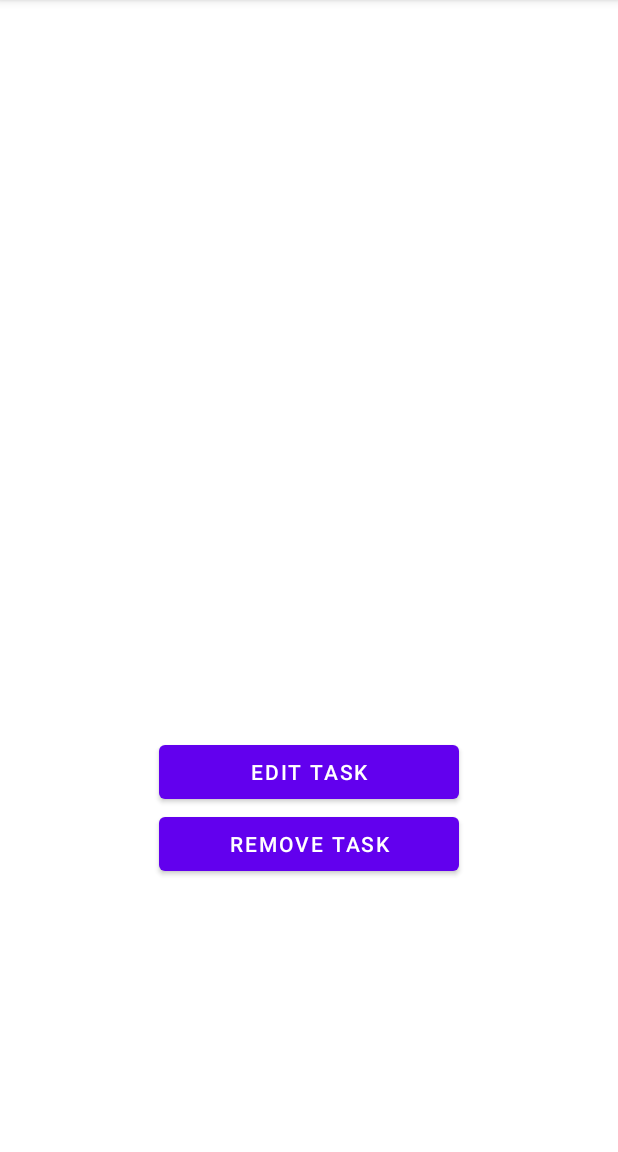
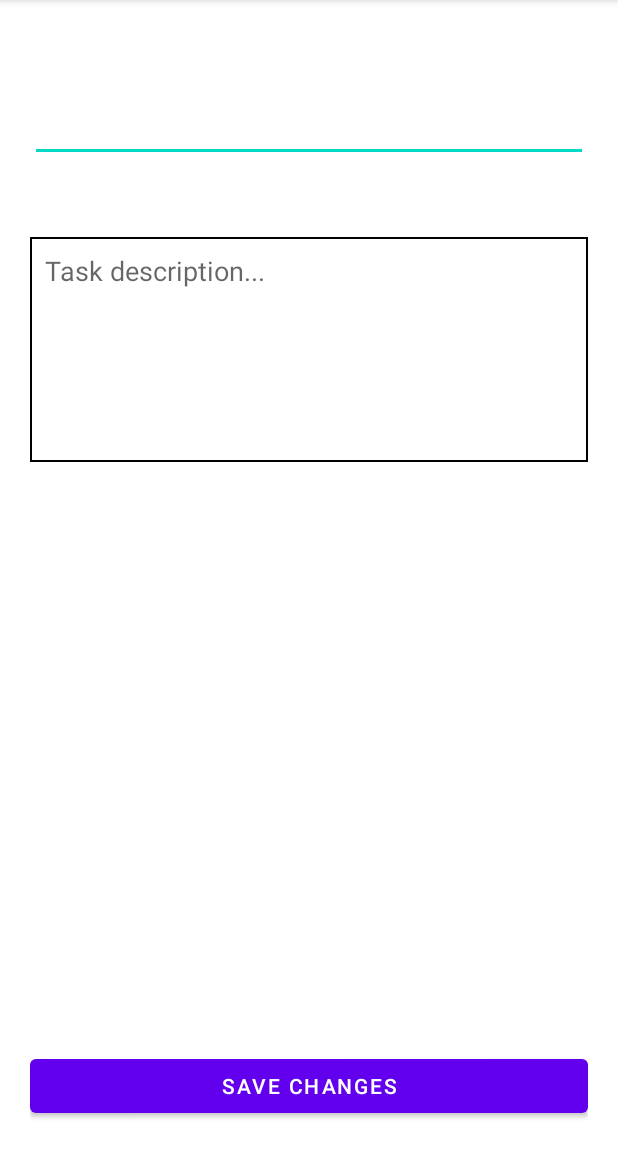
Before and after one commit to EdbertJunus/ToDo---Mobile, an Android app: the TaskDetailActivity screen opened directly, with no data from a screen before it, after a tap on "EDIT TASK", on a phone screen of 412 x 824 dp, the part 84-1236 px from its top. Run offline under Robolectric (Android 15) with nearby library versions, the phone set to English and light mode, and no system bars; 3 statements that could not run were skipped.

Commit message:
feat: task

```diff
--- a/app/src/main/AndroidManifest.xml
+++ b/app/src/main/AndroidManifest.xml
@@ -9,7 +9,8 @@
         android:roundIcon="@mipmap/ic_launcher_round"
         android:supportsRtl="true"
         android:theme="@style/Theme.ToDoMobile">
-        <activity android:name=".TaskDetailActivity"></activity>
+        <activity android:name=".EditTaskActivity"></activity>
+        <activity android:name=".TaskDetailActivity" />
         <activity android:name=".AddTaskActivity" />
         <activity android:name=".TaskActivity" />
         <activity
--- /dev/null
+++ b/app/src/main/java/com/example/todomobile/EditTaskActivity.java
@@ -0,0 +1,127 @@
+package com.example.todomobile;
+
+import androidx.appcompat.app.AppCompatActivity;
+
+import android.app.DatePickerDialog;
+import android.app.TimePickerDialog;
+import android.content.Intent;
+import android.os.Bundle;
+import android.text.format.DateFormat;
+import android.view.View;
+import android.widget.Button;
+import android.widget.DatePicker;
+import android.widget.EditText;
+import android.widget.TextView;
+import android.widget.TimePicker;
+import android.widget.Toast;
+
+import com.example.todomobile.model.TaskItem;
+
+import java.util.Calendar;
+
+import static com.example.todomobile.model.GlobalVariable.taskList;
+
+public class EditTaskActivity extends AppCompatActivity {
+    private EditText etTaskName, etTaskDesc;
+    private TextView tvDate, tvTime;
+    private Button btnSaveChanges;
+
+    private String date = "";
+    private String time = "";
+    private int myHour = 0;
+    private int myMinute = 0;
+
+    @Override
+    protected void onCreate(Bundle savedInstanceState) {
+        super.onCreate(savedInstanceState);
+        setContentView(R.layout.activity_edit_task);
+
+        init();
+    }
+
+    public void init() {
+        etTaskName = findViewById(R.id.editTask_et_taskName);
+        etTaskDesc = findViewById(R.id.editTask_et_taskDesc);
+        tvDate = findViewById(R.id.editTask_tv_date);
+        tvTime = findViewById(R.id.editTask_tv_time);
+        btnSaveChanges = findViewById(R.id.editTask_btn_saveChanges);
+
+        Calendar calendar = Calendar.getInstance();
+        int year = calendar.get(Calendar.YEAR);
+        int month = calendar.get(Calendar.MONTH);
+        int day = calendar.get(Calendar.DAY_OF_MONTH);
+
+        date = getIntent().getStringExtra("taskDate");
+        time = getIntent().getStringExtra("taskTime");
+
+        etTaskName.setText(getIntent().getStringExtra("taskName"));
+        etTaskDesc.setText(getIntent().getStringExtra("taskDesc"));
+        tvDate.setText(date);
+        tvTime.setText(time);
+
+        tvDate.setOnClickListener(new View.OnClickListener() {
+            @Override
+            public void onClick(View v) {
+                DatePickerDialog datePickerDialog = new DatePickerDialog(EditTaskActivity.this, new DatePickerDialog.OnDateSetListener() {
+                    @Override
+                    public void onDateSet(DatePicker view, int year, int month, int day) {
+                        Calendar calendar = Calendar.getInstance();
+                        calendar.set(Calendar.YEAR, year);
+                        calendar.set(Calendar.MONTH, month);
+                        calendar.set(Calendar.DAY_OF_MONTH, day);
+
+                        date = java.text.DateFormat.getDateInstance(java.text.DateFormat.FULL).format(calendar.getTime());
+                        tvDate.setText(date);
+                    }
+                }, year, month, day);
+                datePickerDialog.show();
+            }
+        });
+
+        tvTime.setOnClickListener(new View.OnClickListener() {
+            @Override
+            public void onClick(View v) {
+                TimePickerDialog timePickerDialog = new TimePickerDialog(EditTaskActivity.this, new TimePickerDialog.OnTimeSetListener() {
+                    @Override
+                    public void onTimeSet(TimePicker view, int hour, int minute) {
+                        myHour = hour;
+                        myMinute = minute;
+
+                        Calendar calendar = Calendar.getInstance();
+                        calendar.set(0, 0, 0, myHour, myMinute);
+                        time = (String) DateFormat.format("hh:mm aa", calendar);
+                        tvTime.setText(time);
+                    }
+                }, 12, 0, false);
+                timePickerDialog.updateTime(myHour, myMinute);
+                timePickerDialog.show();
+            }
+        });
+
+        btnSaveChanges.setOnClickListener(new View.OnClickListener() {
+            @Override
+            public void onClick(View v) {
+                String taskName = etTaskName.getText().toString();
+                String taskDesc = etTaskDesc.getText().toString();
+                String dateTime = "";
+
+                if (taskName.equals("")) {
+                    Toast.makeText(EditTaskActivity.this, "Task name cannot be empty!", Toast.LENGTH_SHORT).show();
+                } else if (taskDesc.equals("")) {
+                    Toast.makeText(EditTaskActivity.this, "Task description cannot be empty!", Toast.LENGTH_SHORT).show();
+                } else if (date.equals("") || time.equals("")) {
+                    Toast.makeText(EditTaskActivity.this, "Please pick date and time!", Toast.LENGTH_SHORT).show();
+                } else {
+                    dateTime = date + ", " + time;
+
+                    // modify task using taskId and userId - from Kevin
+
+                    Toast.makeText(EditTaskActivity.this, "Task updated!", Toast.LENGTH_SHORT).show();
+
+                    Intent intent = new Intent(EditTaskActivity.this, TaskActivity.class);
+                    startActivity(intent);
+                }
+            }
+        });
+    }
+}
--- a/app/src/main/java/com/example/todomobile/TaskDetailActivity.java
+++ b/app/src/main/java/com/example/todomobile/TaskDetailActivity.java
@@ -29,14 +29,24 @@ public class TaskDetailActivity extends AppCompatActivity {
         btnEditTask = findViewById(R.id.taskDetail_btn_editTask);
         btnRemoveTask = findViewById(R.id.taskDetail_btn_removeTask);
 
-        tvTaskName.setText(getIntent().getStringExtra("taskName"));
-        tvTaskDesc.setText(getIntent().getStringExtra("taskDesc"));
-        tvTaskDate.setText(getIntent().getStringExtra("taskDate"));
+        String taskName = getIntent().getStringExtra("taskName");
+        String taskDesc = getIntent().getStringExtra("taskDesc");
+        String taskDate = getIntent().getStringExtra("taskDate");
+        String[] dateTime = taskDate.split(",");
+
+        tvTaskName.setText(taskName);
+        tvTaskDesc.setText(taskDesc);
+        tvTaskDate.setText(taskDate);
 
         btnEditTask.setOnClickListener(new View.OnClickListener() {
             @Override
             public void onClick(View v) {
-
+                Intent intent = new Intent(TaskDetailActivity.this, EditTaskActivity.class);
+                intent.putExtra("taskName", taskName);
+                intent.putExtra("taskDesc", taskDesc);
+                intent.putExtra("taskDate", dateTime[0] + ", " + dateTime[1] + ", " + dateTime[2]);
+                intent.putExtra("taskTime", dateTime[3]);
+                startActivity(intent);
             }
         });
 
--- /dev/null
+++ b/app/src/main/res/layout/activity_edit_task.xml
@@ -0,0 +1,60 @@
+<?xml version="1.0" encoding="utf-8"?>
+<LinearLayout xmlns:android="http://schemas.android.com/apk/res/android"
+    xmlns:tools="http://schemas.android.com/tools"
+    android:layout_width="match_parent"
+    android:layout_height="match_parent"
+    android:orientation="vertical"
+    android:padding="20dp"
+    tools:context=".AddTaskActivity">
+
+    <EditText
+        android:id="@+id/editTask_et_taskName"
+        android:layout_width="match_parent"
+        android:layout_height="wrap_content"
+        android:layout_marginBottom="50dp"
+        android:textSize="50sp" />
+
+    <EditText
+        android:id="@+id/editTask_et_taskDesc"
+        android:layout_width="match_parent"
+        android:layout_height="150dp"
+        android:layout_marginBottom="50dp"
+        android:background="@drawable/border"
+        android:gravity="top"
+        android:hint="Task description..."
+        android:inputType="text|textMultiLine"
+        android:padding="10dp" />
+
+    <TextView
+        android:id="@+id/editTask_tv_date"
+        android:layout_width="match_parent"
+        android:layout_height="wrap_content"
+        android:layout_marginBottom="20dp"
+        android:padding="10dp"
+        android:text="@string/pick_date"
+        android:textAlignment="center"
+        android:textStyle="bold" />
+
+    <TextView
+        android:id="@+id/editTask_tv_time"
+        android:layout_width="match_parent"
+        android:layout_height="wrap_content"
+        android:padding="10dp"
+        android:text="@string/pick_time"
+        android:textAlignment="center"
+        android:textStyle="bold" />
+
+    <RelativeLayout
+        android:layout_width="match_parent"
+        android:layout_height="match_parent">
+
+        <Button
+            android:id="@+id/editTask_btn_saveChanges"
+            android:layout_width="match_parent"
+            android:layout_height="wrap_content"
+            android:layout_alignParentBottom="true"
+            android:text="@string/save_changes" />
+
+    </RelativeLayout>
+
+</LinearLayout>
--- a/app/src/main/res/values/strings.xml
+++ b/app/src/main/res/values/strings.xml
@@ -17,4 +17,5 @@
     <string name="task_date">[Task Date]</string>
     <string name="pick_date">Pick Date</string>
     <string name="pick_time">Pick Time</string>
+    <string name="save_changes">Save Changes</string>
 </resources>
```
